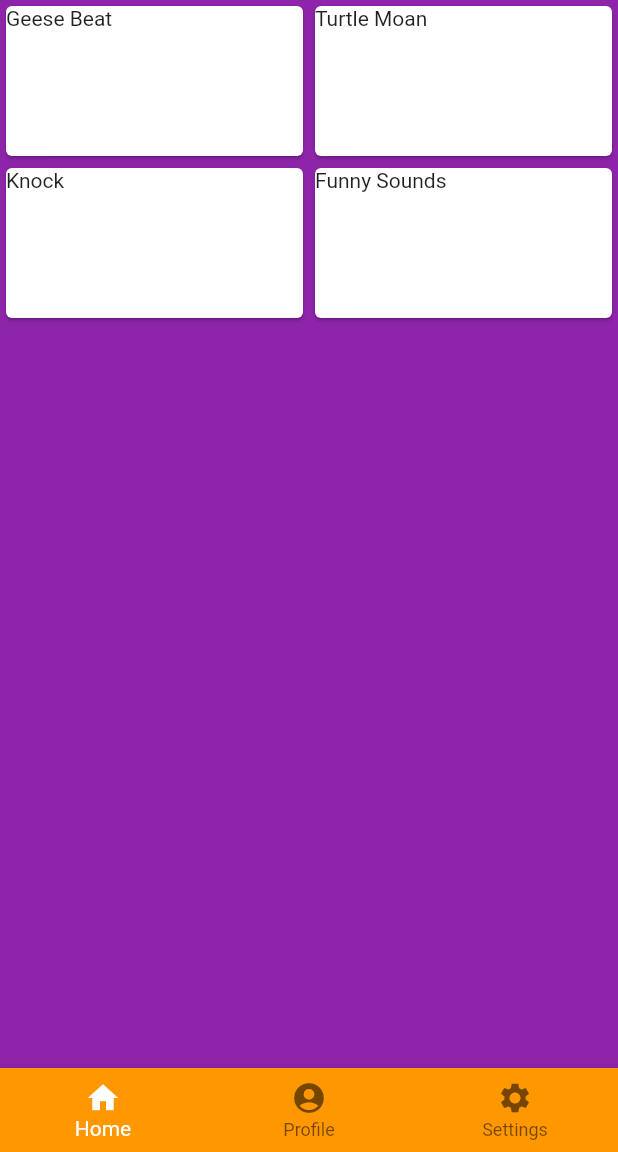
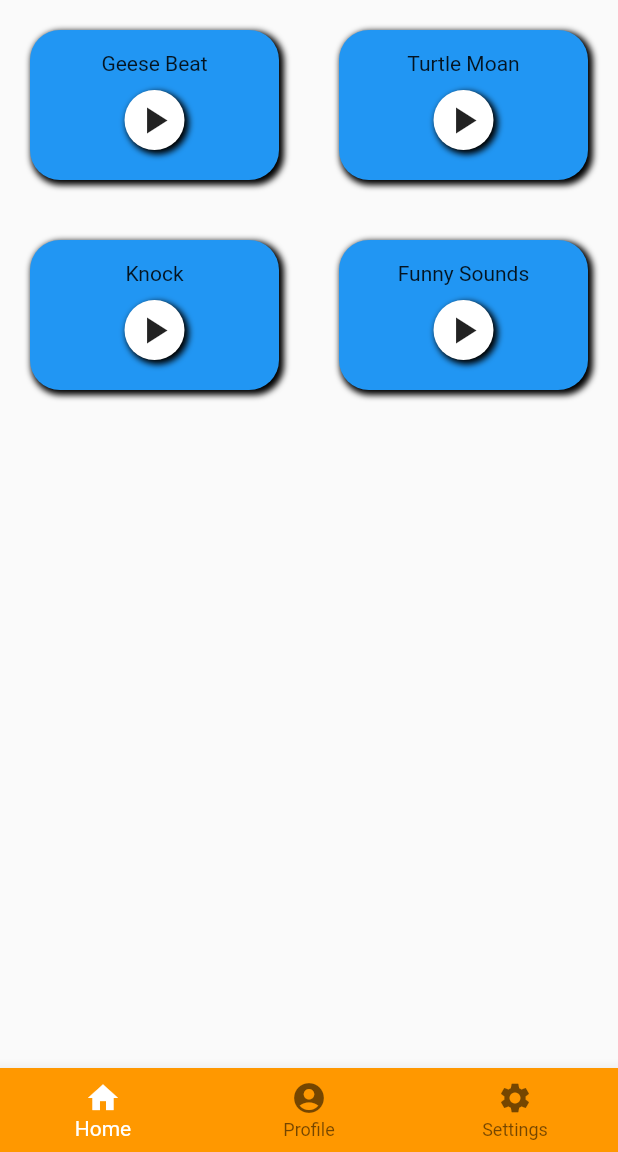
Before and after one commit to Mickeybab/flutter-part1, a Flutter app: the screen it shows after launch, on a phone screen of 412 x 824 dp, the part 84-1236 px from its top. Run offline on Flutter 3.47's test engine with Material 2 defaults, Android fonts, the phone set to English and light mode, and no system bars; our stand-ins replace audioplayers; missing offline and left inert: custom_switch.

Commit message:
[FIX] Home Page UI

```diff
--- a/lib/components/home.dart
+++ b/lib/components/home.dart
@@ -7,7 +7,7 @@ class Home extends StatelessWidget {
   Widget build(BuildContext context) {
     return
     Container(
-      color: Colors.purple[600],
+      color: Color(0xFFBD40),
       constraints: BoxConstraints.expand(),
       child: Column(
         children: <Widget>[
--- a/lib/components/soundCard.dart
+++ b/lib/components/soundCard.dart
@@ -11,17 +11,60 @@ class SoundCard extends StatelessWidget {
 
   @override
   Widget build(BuildContext context) {
-    return Card(
+    return Container(
+                  margin: EdgeInsets.all(20.0),
+                  padding: EdgeInsets.all(10.0),
+                  decoration: new BoxDecoration(
+                    color: Colors.blue,
+                    borderRadius: new BorderRadius.only(
+                      topLeft: const Radius.circular(20),
+                      topRight: const Radius.circular(20),
+                      bottomLeft: const Radius.circular(20),
+                      bottomRight: const Radius.circular(20),
+                    ),
+                    boxShadow: [
+                      BoxShadow(
+                        color: Colors.black,
+                        spreadRadius: 1,
+                        blurRadius: 3,
+                        offset: Offset(2, 2), // changes position of shadow
+                      ),
+                    ],
+                  ),
+                  height: 100,
+                  child: Card(
+                    color: Colors.blue,
+                    elevation: 0,
+                    child: Column(
+                      children: <Widget>[
+                        Text(soundTitle),
+                        Container(
+                          width: 40,
+                          height: 40,
+                          margin: EdgeInsets.only(top: 10.0),
+                          decoration: BoxDecoration(
+                            shape: BoxShape.circle,
+                            color: Colors.white,
+                            boxShadow: [
+                              BoxShadow(
+                                color: Colors.black,
+                                spreadRadius: 1,
+                                blurRadius: 3,
+                                offset: Offset(2, 2), // changes position of shadow
+                              ),
+                            ],
+                          ),
                           child: InkWell(
-                splashColor: Colors.blue.withAlpha(30),
+                            splashColor: Colors.blue,
                             onTap: () {
                               player.play(soundFile);
                             },
-                child: Container(
-                  height: 100,
-                  child: Text(soundTitle),
+                            child: Icon(Icons.play_arrow, size: 30),
                           ),
                         ),
+                      ],
+                    ),
+                  )
     );
   }
 }
--- a/pubspec.yaml
+++ b/pubspec.yaml
@@ -53,7 +53,7 @@ flutter:
     - assets/sound/GeeseBeat.mp3
     - assets/sound/TurtleMoan.wav
     - assets/sound/Knock.wav
-    - assets/sound/funnySounds.wav
+    - assets/sound/FunnySounds.wav
 
   # The following line ensures that the Material Icons font is
   # included with your application, so that you can use the icons in
```
Also changed, not shown: pubspec.lock. Lines whose indentation alone changed are shown as unchanged.
